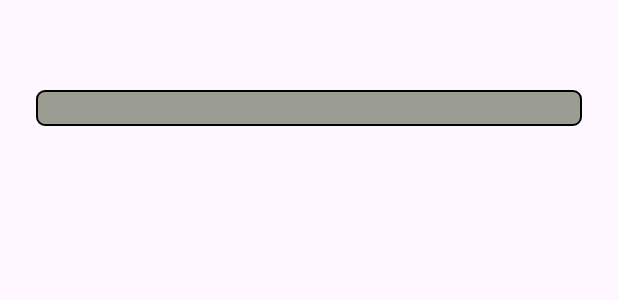
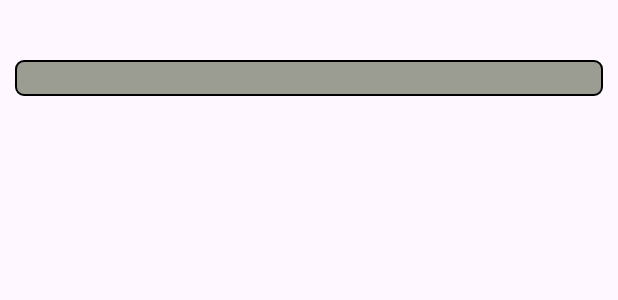
Before and after one commit to yaremchuken/quiz-knight_android, an Android app: the layout quiz_layout_level_progress_bar.xml on its own in the app's theme, with its tools: preview values and no code run, on a phone screen of 412 x 824 dp. Shown: the top 300 px of the screen. Run offline under Robolectric (Android 15) with nearby library versions, the phone set to English and light mode, and no system bars; network calls fail.

Commit message:
Remove starts from level progrss bar

```diff
--- a/app/src/main/res/drawable/ic_quiz_progress_bar.xml
+++ b/app/src/main/res/drawable/ic_quiz_progress_bar.xml
@@ -19,7 +19,7 @@
             <shape>
                 <corners android:radius="5dp" />
 
-                <solid android:color="@color/yellow" />
+                <solid android:color="@color/gold" />
 
                 <stroke
                     android:width="1dp"
--- a/app/src/main/res/layout/quiz_layout_level_progress_bar.xml
+++ b/app/src/main/res/layout/quiz_layout_level_progress_bar.xml
@@ -12,14 +12,6 @@
         android:progressDrawable="@drawable/ic_quiz_progress_bar"
         android:layout_height="24dp"
         android:layout_width="match_parent"
-        android:layout_marginStart="24dp"
-        android:layout_marginEnd="24dp"
-        android:layout_marginTop="20dp"/>
-
-    <androidx.recyclerview.widget.RecyclerView
-        android:id="@+id/rvQuizProgressStars"
-        android:layout_width="match_parent"
-        android:layout_height="wrap_content"
-        android:paddingStart="10dp"
-        android:paddingEnd="10dp"/>
+        android:layout_marginStart="10dp"
+        android:layout_marginEnd="10dp"/>
 </RelativeLayout>
--- a/app/src/main/res/values/colors.xml
+++ b/app/src/main/res/values/colors.xml
@@ -7,6 +7,7 @@
     <color name="dark_gray">#777777</color>
     <color name="light_blue">#00FFFF</color>
     <color name="yellow">#FFFF00</color>
+    <color name="gold">#FFD700</color>
 
     <color name="palette_cb">#CB997E</color>
 
```
Also changed, not shown: app/src/main/java/yaremchuken/quizknight/activity/QuizActivity.kt (+23 -33 lines), app/src/main/java/yaremchuken/quizknight/adapter/QuizProgressStarsAdapter.kt (deleted, +0 -31 lines).
